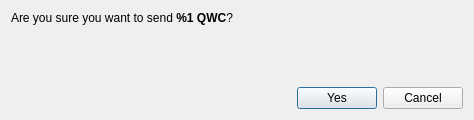
The window that src/gui/ui/confirmsenddialog.ui (deocoin-project/deocoin-gui) describes before a commit, drawn with Qt 5.
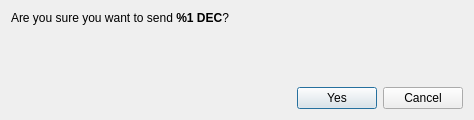
The same window after the commit. Icons and pictures are not drawn.

```diff
--- a/src/gui/ui/confirmsenddialog.ui
+++ b/src/gui/ui/confirmsenddialog.ui
@@ -22,7 +22,7 @@
      <item>
       <widget class="QLabel" name="m_confirmLabel">
        <property name="text">
-        <string>&lt;html&gt;&lt;head/&gt;&lt;body&gt;&lt;p&gt;Are you sure you want to send &lt;strong&gt;%1 QWC&lt;/strong&gt;?&lt;/p&gt;&lt;/body&gt;&lt;/html&gt;</string>
+        <string>&lt;html&gt;&lt;head/&gt;&lt;body&gt;&lt;p&gt;Are you sure you want to send &lt;strong&gt;%1 DEC&lt;/strong&gt;?&lt;/p&gt;&lt;/body&gt;&lt;/html&gt;</string>
        </property>
        <property name="textFormat">
         <enum>Qt::RichText</enum>
```
Left out of the diff: 2 changed lines with no effect on the pictures.
